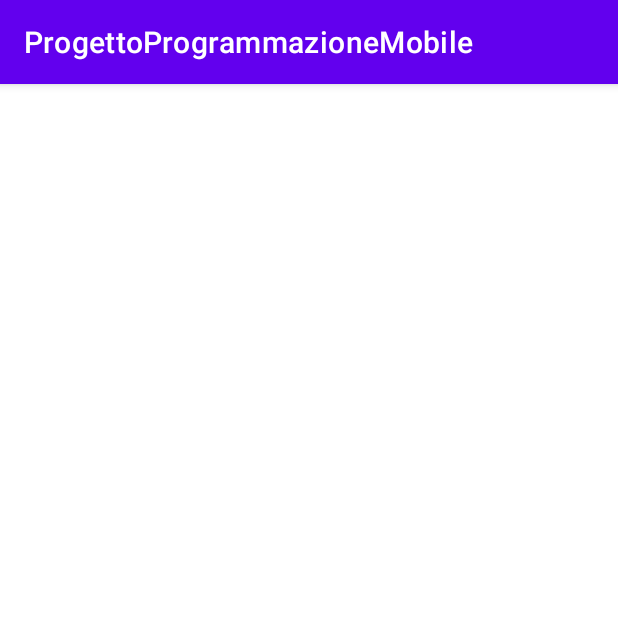
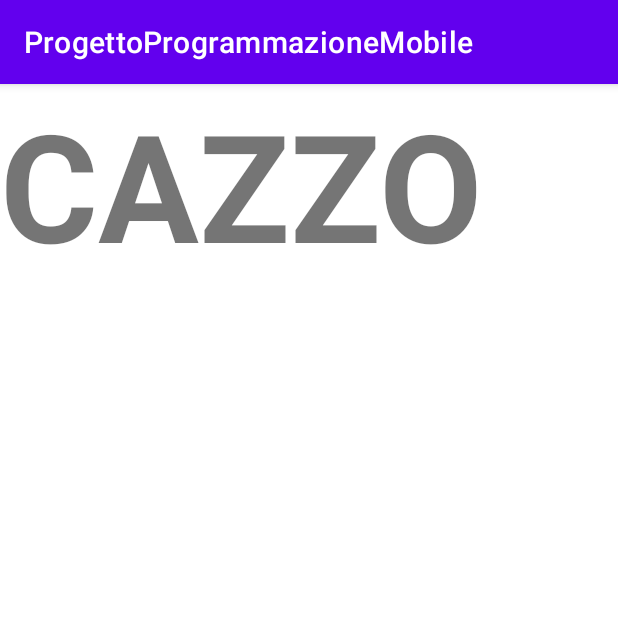
Before and after one commit to FilippoMariucci/ProgettoAndorid, an Android app: the fragment homeFragment shown on its own in the app's theme, on a phone screen of 412 x 824 dp, the top half of it. Run offline under Robolectric (Android 15) with nearby library versions, the phone set to English and light mode, and no system bars.

Commit message:
Home fragment

```diff
--- a/app/src/main/java/com/example/progettoprogrammazionemobile/Registration.kt
+++ b/app/src/main/java/com/example/progettoprogrammazionemobile/Registration.kt
@@ -12,8 +12,6 @@ import com.google.firebase.auth.FirebaseUser
 import com.google.firebase.auth.ktx.auth
 import com.google.firebase.database.FirebaseDatabase
 import com.google.firebase.database.core.Tag
-import com.google.firebase.firestore.DocumentReference
-import com.google.firebase.firestore.FirebaseFirestore
 import com.google.firebase.ktx.Firebase
 
 
@@ -43,9 +41,8 @@ class Registration : AppCompatActivity() {
         val textdateOfBirth = binding.dateofbirth.text.toString().trim()
         val description = binding.description.text.toString().trim()
         val check = checkFields(textName, textSurname, textEmail, textPassword, textConPassword, textdateOfBirth)
+
         auth = Firebase.auth
-
-
 
         if (check == true) {
             val user = User(textName, textSurname, textConPassword, textdateOfBirth, textState, description)
--- a/app/src/main/java/com/example/progettoprogrammazionemobile/User.kt
+++ b/app/src/main/java/com/example/progettoprogrammazionemobile/User.kt
@@ -8,6 +8,7 @@ class User {
     var birth: String? = null
     var state: String? = null
     var description: String? = null
+
     constructor(  name:String,  surname:String,
          password:String,  birth:String,  state:String, description:String){
         this.name = name
--- a/app/src/main/res/layout/activity_home.xml
+++ b/app/src/main/res/layout/activity_home.xml
@@ -10,12 +10,6 @@
         android:layout_width="match_parent"
         android:layout_height="match_parent"
         android:theme="@style/ThemeOverlay.AppCompat.Dark.ActionBar">
-
-    <com.google.android.material.appbar.MaterialToolbar
-        android:id="@+id/topAppBar"
-        android:layout_width="match_parent"
-        android:layout_height="?attr/actionBarSize"
-        />
 
 </com.google.android.material.appbar.AppBarLayout>
 
--- a/app/src/main/res/layout/fragment_home.xml
+++ b/app/src/main/res/layout/fragment_home.xml
@@ -6,4 +6,11 @@
     tools:context=".HomeActivity">
 
 
+    <TextView
+        android:id="@+id/textView4"
+        android:layout_width="380dp"
+        android:layout_height="253dp"
+        android:text="CAZZO"
+        android:textSize="100dp"
+        android:textStyle="bold" />
 </FrameLayout>
```
Also changed, not shown: app/src/main/java/com/example/progettoprogrammazionemobile/HomeActivity.kt (+9 -3 lines), app/src/main/java/com/example/progettoprogrammazionemobile/Login.kt (+7 -1 lines), app/src/main/res/navigation/my_navgraph.xml (+5 -6 lines).
